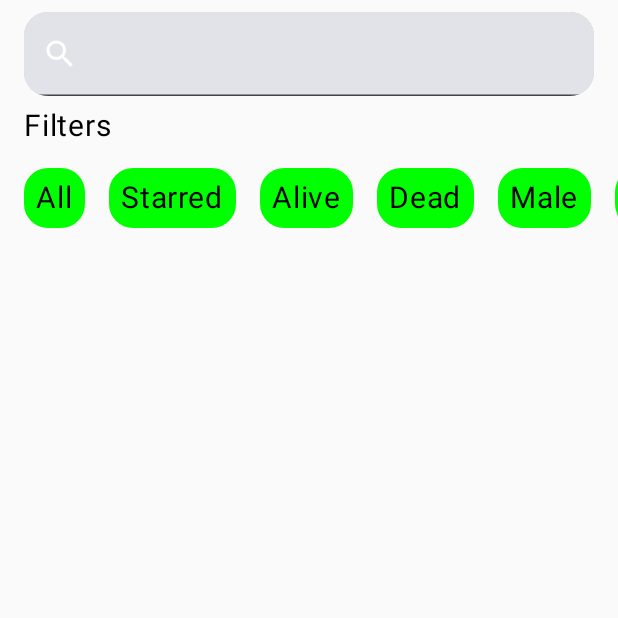
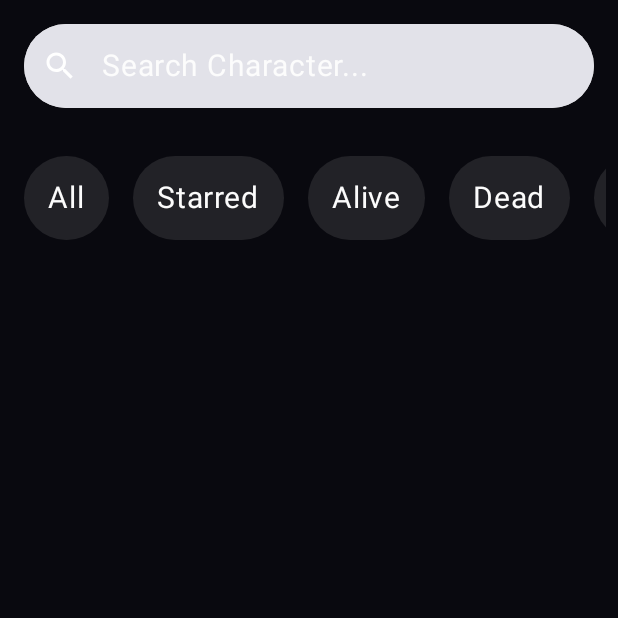
Before and after one commit to buddha-buktare/RickAndMorty, an Android app built with Jetpack Compose: the screen it shows after launch (MainActivity), on a phone screen of 412 x 824 dp, the top half of it. Run offline under Robolectric (Android 15) with nearby library versions, the phone set to English and light mode, and no system bars; our stand-ins replace Dagger/Hilt's generated code.

```diff
--- a/app/src/main/kotlin/me/buddha/rickandmorty/ui/CharactersListScreen.kt
+++ b/app/src/main/kotlin/me/buddha/rickandmorty/ui/CharactersListScreen.kt
@@ -1,5 +1,6 @@
 package me.buddha.rickandmorty.ui
 
+import androidx.compose.foundation.clickable
 import androidx.compose.foundation.layout.Column
 import androidx.compose.foundation.layout.PaddingValues
 import androidx.compose.foundation.layout.fillMaxSize
@@ -8,16 +9,13 @@ import androidx.compose.foundation.lazy.LazyColumn
 import androidx.compose.foundation.lazy.LazyRow
 import androidx.compose.foundation.lazy.items
 import androidx.compose.foundation.lazy.rememberLazyListState
-import androidx.compose.material3.Text
 import androidx.compose.runtime.Composable
 import androidx.compose.runtime.getValue
 import androidx.compose.runtime.mutableStateOf
 import androidx.compose.runtime.remember
 import androidx.compose.runtime.setValue
 import androidx.compose.ui.Modifier
-import androidx.compose.ui.text.style.TextOverflow
 import androidx.compose.ui.unit.dp
-import androidx.compose.ui.unit.sp
 import androidx.navigation.NavHostController
 import me.buddha.rickandmorty.domain.Destination
 import me.buddha.rickandmorty.domain.extention.OnEndReached
@@ -41,29 +39,20 @@ internal fun CharactersListScreen(
     SearchInput(
       searchInput = searchInput,
       onSearchInputChange = { searchInput = it },
-      modifier = Modifier.padding(
-        horizontal = 16.dp,
-        vertical = 8.dp,
-      ),
-    )
-
-    Text(
-      text = "Filters",
-      modifier = Modifier.padding(horizontal = 16.dp),
-      fontSize = 20.sp,
-      maxLines = 1,
-      overflow = TextOverflow.Ellipsis,
+      modifier = Modifier.padding(16.dp),
     )
 
     LazyRow(
-      contentPadding = PaddingValues(8.dp),
+      contentPadding = PaddingValues(vertical = 8.dp),
+      modifier = Modifier.padding(horizontal = 8.dp)
     ) {
       items(viewModel.filters) { filter ->
         FilterChip(
           title = filter.title,
-          onClick = { viewModel.onFilterChipClick(filter) },
           isApplied = viewModel.appliedFilters.contains(filter),
-          modifier = Modifier.padding(8.dp)
+          modifier = Modifier
+            .clickable { viewModel.onFilterChipClick(filter) }
+            .padding(8.dp),
         )
       }
     }
@@ -73,7 +62,7 @@ internal fun CharactersListScreen(
       modifier = Modifier.fillMaxSize(),
     ) {
       items(viewModel.characters) { character ->
-        if(viewModel.filterVerify(character) && character.name.contains(searchInput)) {
+        if (viewModel.filterVerify(character) && character.name.contains(searchInput)) {
           CharacterListItem(
             character = character,
             onClick = {
--- a/app/src/main/kotlin/me/buddha/rickandmorty/ui/MainActivity.kt
+++ b/app/src/main/kotlin/me/buddha/rickandmorty/ui/MainActivity.kt
@@ -6,17 +6,22 @@ import androidx.activity.ComponentActivity
 import androidx.activity.compose.setContent
 import androidx.activity.viewModels
 import androidx.compose.foundation.layout.fillMaxSize
+import androidx.compose.foundation.layout.fillMaxWidth
 import androidx.compose.material3.MaterialTheme
 import androidx.compose.material3.Surface
 import androidx.compose.material3.Text
 import androidx.compose.runtime.Composable
 import androidx.compose.ui.Modifier
+import androidx.compose.ui.graphics.Color
+import androidx.compose.ui.graphics.Color.Companion
+import androidx.compose.ui.res.colorResource
 import androidx.compose.ui.tooling.preview.Preview
 import androidx.hilt.navigation.compose.hiltViewModel
 import androidx.navigation.compose.NavHost
 import androidx.navigation.compose.composable
 import androidx.navigation.compose.rememberNavController
 import dagger.hilt.android.AndroidEntryPoint
+import me.buddha.rickandmorty.R
 import me.buddha.rickandmorty.domain.Destination
 import me.buddha.rickandmorty.ui.theme.RickAndMortyTheme
 
@@ -30,6 +35,11 @@ class MainActivity : ComponentActivity() {
     setContent {
 
       RickAndMortyTheme {
+        Surface(
+          modifier = Modifier.fillMaxSize(),
+          color = colorResource(id = R.color.dark_grey)
+        ) {
+
           val navController = rememberNavController()
           NavHost(
             navController = navController,
@@ -53,3 +63,4 @@ class MainActivity : ComponentActivity() {
       }
     }
   }
+}
--- a/app/src/main/kotlin/me/buddha/rickandmorty/ui/component/FilterChip.kt
+++ b/app/src/main/kotlin/me/buddha/rickandmorty/ui/component/FilterChip.kt
@@ -1,36 +1,35 @@
 package me.buddha.rickandmorty.ui.component
 
 import androidx.compose.foundation.background
-import androidx.compose.foundation.clickable
-import androidx.compose.foundation.layout.Row
 import androidx.compose.foundation.layout.padding
 import androidx.compose.foundation.shape.RoundedCornerShape
 import androidx.compose.material3.Text
 import androidx.compose.runtime.Composable
 import androidx.compose.ui.Modifier
 import androidx.compose.ui.draw.clip
-import androidx.compose.ui.graphics.Color
-import androidx.compose.ui.graphics.Color.Companion
+import androidx.compose.ui.res.colorResource
+import androidx.compose.ui.text.font.FontFamily
 import androidx.compose.ui.text.style.TextOverflow
 import androidx.compose.ui.unit.dp
 import androidx.compose.ui.unit.sp
+import me.buddha.rickandmorty.R
 
 @Composable
 fun FilterChip(
   title: String,
-  onClick: () -> Unit,
   modifier: Modifier = Modifier,
   isApplied: Boolean = false,
 ) {
   Text(
     text = title,
     modifier = modifier
-      .clip(RoundedCornerShape(16.dp))
-      .background(if(isApplied) Color.Magenta else Color.Green)
-      .padding(8.dp)
-      .clickable { onClick() },
+      .clip(RoundedCornerShape(50))
+      .background(if (isApplied) colorResource(id = R.color.white) else colorResource(id = R.color.grey))
+      .padding(16.dp),
     fontSize = 20.sp,
     maxLines = 1,
     overflow = TextOverflow.Ellipsis,
+    fontFamily = FontFamily.SansSerif,
+    color = if (isApplied) colorResource(id = R.color.grey) else colorResource(id = R.color.white),
   )
 }
--- a/app/src/main/kotlin/me/buddha/rickandmorty/ui/component/SearchInput.kt
+++ b/app/src/main/kotlin/me/buddha/rickandmorty/ui/component/SearchInput.kt
@@ -2,34 +2,45 @@ package me.buddha.rickandmorty.ui.component
 
 import androidx.compose.foundation.background
 import androidx.compose.foundation.layout.fillMaxWidth
+import androidx.compose.foundation.layout.padding
 import androidx.compose.foundation.layout.size
 import androidx.compose.foundation.shape.RoundedCornerShape
+import androidx.compose.foundation.text.KeyboardActions
 import androidx.compose.foundation.text.KeyboardOptions
 import androidx.compose.material3.ExperimentalMaterial3Api
 import androidx.compose.material3.Icon
+import androidx.compose.material3.Text
 import androidx.compose.material3.TextField
+import androidx.compose.material3.TextFieldDefaults
 import androidx.compose.runtime.Composable
+import androidx.compose.ui.ExperimentalComposeUiApi
 import androidx.compose.ui.Modifier
 import androidx.compose.ui.draw.clip
 import androidx.compose.ui.graphics.Color
+import androidx.compose.ui.platform.LocalSoftwareKeyboardController
+import androidx.compose.ui.res.colorResource
 import androidx.compose.ui.res.painterResource
+import androidx.compose.ui.text.font.FontFamily
 import androidx.compose.ui.text.input.ImeAction
 import androidx.compose.ui.unit.dp
+import androidx.compose.ui.unit.sp
 import me.buddha.rickandmorty.R
 
-@OptIn(ExperimentalMaterial3Api::class)
+@OptIn(ExperimentalMaterial3Api::class, ExperimentalComposeUiApi::class)
 @Composable
 fun SearchInput(
   searchInput: String,
   onSearchInputChange: (String) -> Unit,
   modifier: Modifier = Modifier,
 ) {
+  val keyboardController = LocalSoftwareKeyboardController.current
+
   TextField(
     value = searchInput,
     onValueChange = { onSearchInputChange(it) },
     modifier = modifier
       .fillMaxWidth()
-      .clip(RoundedCornerShape(16.dp))
+      .clip(RoundedCornerShape(50))
       .background(Color.LightGray),
     leadingIcon = {
       Icon(
@@ -41,6 +52,22 @@ fun SearchInput(
     },
     keyboardOptions = KeyboardOptions(
       imeAction = ImeAction.Search
+    ),
+    keyboardActions = KeyboardActions(
+      onSearch = { keyboardController?.hide() }
+    ),
+    placeholder = {
+      Text(
+        text = "Search Character...",
+        modifier = Modifier.padding(end = 8.dp),
+        fontSize = 20.sp,
+        fontFamily = FontFamily.SansSerif,
+        color = colorResource(id = R.color.white),
+      )
+    },
+    colors = TextFieldDefaults.textFieldColors(
+      focusedIndicatorColor = Color.Transparent,
+      unfocusedIndicatorColor = Color.Transparent,
     )
   )
 }
--- a/app/src/main/kotlin/me/buddha/rickandmorty/ui/theme/Color.kt
+++ b/app/src/main/kotlin/me/buddha/rickandmorty/ui/theme/Color.kt
@@ -9,3 +9,7 @@ val Pink80 = Color(0xFFEFB8C8)
 val Purple40 = Color(0xFF6650a4)
 val PurpleGrey40 = Color(0xFF625b71)
 val Pink40 = Color(0xFF7D5260)
+
+val White = Color(0xFFFCFCFC)
+val Grey = Color(0xFF222227)
+val DarkGray = Color(0xFF09090F)
--- a/app/src/main/kotlin/me/buddha/rickandmorty/ui/theme/Theme.kt
+++ b/app/src/main/kotlin/me/buddha/rickandmorty/ui/theme/Theme.kt
@@ -10,6 +10,7 @@ import androidx.compose.material3.dynamicLightColorScheme
 import androidx.compose.material3.lightColorScheme
 import androidx.compose.runtime.Composable
 import androidx.compose.runtime.SideEffect
+import androidx.compose.ui.graphics.Color
 import androidx.compose.ui.graphics.toArgb
 import androidx.compose.ui.platform.LocalContext
 import androidx.compose.ui.platform.LocalView
@@ -18,13 +19,13 @@ import androidx.core.view.WindowCompat
 private val DarkColorScheme = darkColorScheme(
   primary = Purple80,
   secondary = PurpleGrey80,
-  tertiary = Pink80
+  tertiary = Pink80,
 )
 
 private val LightColorScheme = lightColorScheme(
   primary = Purple40,
   secondary = PurpleGrey40,
-  tertiary = Pink40
+  tertiary = Pink40,
 
   /* Other default colors to override
     background = Color(0xFFFFFBFE),
--- a/app/src/main/res/values/colors.xml
+++ b/app/src/main/res/values/colors.xml
@@ -6,5 +6,12 @@
   <color name="teal_200">#FF03DAC5</color>
   <color name="teal_700">#FF018786</color>
   <color name="black">#FF000000</color>
-  <color name="white">#FFFFFFFF</color>
+
+  <color name="white">#FFFCFCFC</color>
+  <color name="grey">#FF222227</color>
+  <color name="dark_grey">#FF09090F</color>
+  <color name="yellow">#FFFFAA1D</color>
+
+
+
 </resources>
```
Also changed, not shown: app/src/main/kotlin/me/buddha/rickandmorty/ui/CharacterDetailsScreen.kt (+227 -105 lines), app/src/main/kotlin/me/buddha/rickandmorty/ui/component/CharacterListItem.kt (+9 -12 lines), app/src/main/res/drawable/rick_and_morty_title_card.xml (added, +70 -0 lines). Lines whose indentation alone changed are shown as unchanged.
